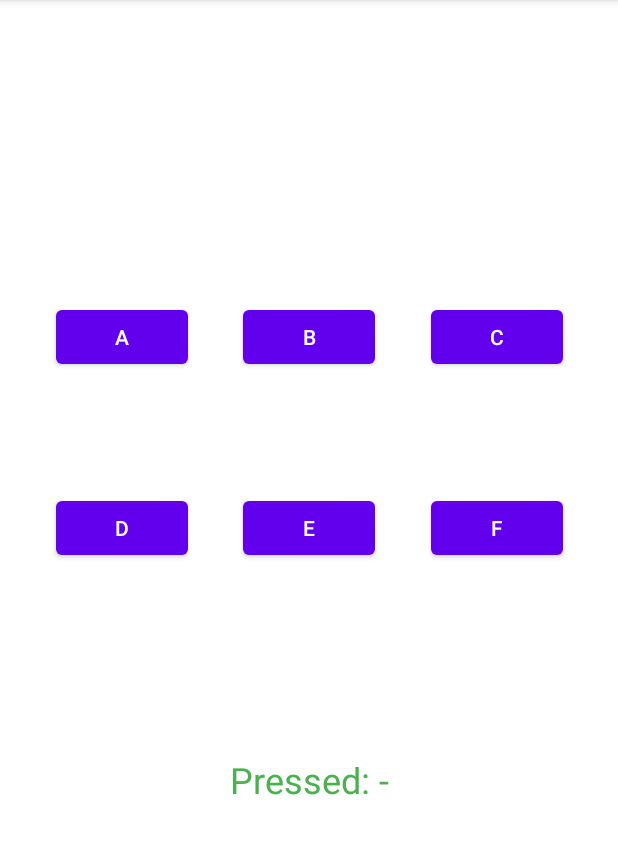
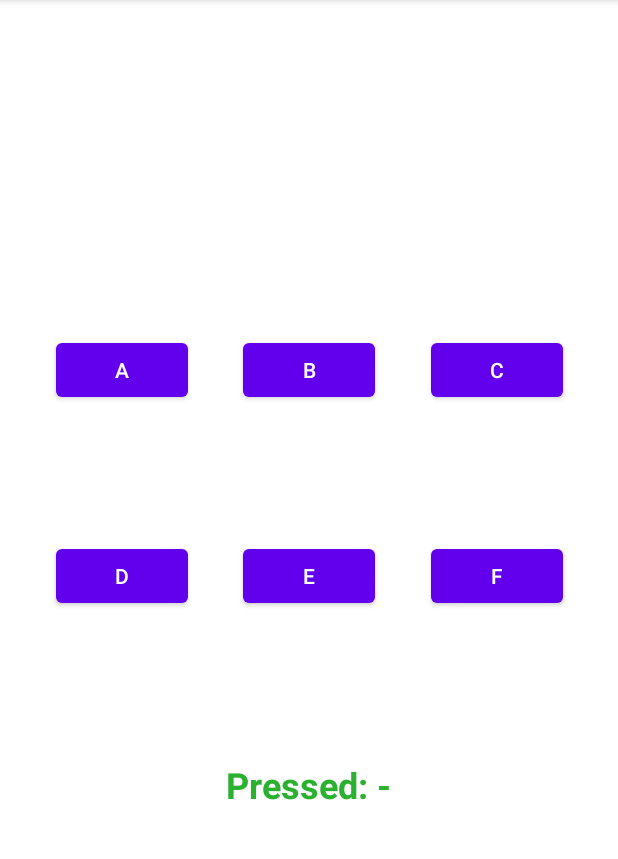
Before and after one commit to jovianebellegarde/NUMAD22Sp_JovianeBellegarde, an Android app: the screen it shows after launch (SecondActivity before the commit, ButtonActivity after it), after a tap on "CLICKY CLICKY", on a phone screen of 412 x 824 dp, the part 84-943 px from its top. Run offline under Robolectric (Android 15) with nearby library versions, the phone set to English and light mode, and no system bars.

Commit message:
finally got a working assignment

```diff
--- a/app/src/main/AndroidManifest.xml
+++ b/app/src/main/AndroidManifest.xml
@@ -9,7 +9,7 @@
         android:roundIcon="@mipmap/ic_launcher_jb_round"
         android:supportsRtl="true"
         android:theme="@style/Theme.NUMAD22Sp_JovianeBellegarde">
-        <activity android:name=".SecondActivity"></activity>
+        <activity android:name=".ButtonActivity"></activity>
         <activity android:name=".MainActivity">
             <intent-filter>
                 <action android:name="android.intent.action.MAIN" />
--- /dev/null
+++ b/app/src/main/java/edu/neu/numad22sp_jovianebellegarde/ButtonActivity.java
@@ -0,0 +1,74 @@
+package edu.neu.numad22sp_jovianebellegarde;
+import androidx.appcompat.app.AppCompatActivity;
+import android.annotation.SuppressLint;
+import android.os.Bundle;
+import android.view.View;
+import android.widget.Button;
+import android.widget.TextView;
+
+public class ButtonActivity extends AppCompatActivity implements View.OnClickListener {
+  private TextView secondActivityTextView;
+  protected Button buttonA, buttonB, buttonC, buttonD, buttonE, buttonF;
+
+  /**
+   * Created to run the new activity with the 6 buttons.
+   * @param savedInstanceState run the app.
+   */
+  @Override
+  protected void onCreate(Bundle savedInstanceState) {
+    super.onCreate(savedInstanceState);
+    setContentView(R.layout.activity_button);
+
+    this.buttonA = findViewById(R.id.buttonA);
+    this.buttonB = findViewById(R.id.buttonB);
+    this.buttonC = findViewById(R.id.buttonC);
+    this.buttonD = findViewById(R.id.buttonD);
+    this.buttonE = findViewById(R.id.buttonE);
+    this.buttonF = findViewById(R.id.buttonF);
+
+    this.buttonA.setOnClickListener(ButtonActivity.this);
+    this.buttonB.setOnClickListener(ButtonActivity.this);
+    this.buttonC.setOnClickListener(ButtonActivity.this);
+    this.buttonD.setOnClickListener(ButtonActivity.this);
+    this.buttonE.setOnClickListener(ButtonActivity.this);
+    this.buttonF.setOnClickListener(ButtonActivity.this);
+
+    this.secondActivityTextView = findViewById(R.id.buttonActivityTextView);
+  }
+
+  /**
+   * OnClick method implemented from the View.OnClick interface. Passes a textView and button object
+   * into the pressButton method to set the text.
+   * @param view object to get the R.id values.
+   */
+  @SuppressLint("SetTextI18n")
+  @Override
+  public void onClick(View view) {
+    // Referred to https://developer.android.com/reference/android/R.string
+    int viewId = view.getId();
+
+    // Avoided switch statement to prevent issues with Resource IDs and Gradle
+    if (viewId == R.id.buttonA) {
+      pressButton(this.secondActivityTextView, R.string.pressed_a);
+    } else if (viewId == R.id.buttonB) {
+      pressButton(this.secondActivityTextView, R.string.pressed_b);
+    } else if (viewId == R.id.buttonC) {
+      pressButton(this.secondActivityTextView, R.string.pressed_c);
+    } else if (viewId == R.id.buttonD) {
+      pressButton(this.secondActivityTextView, R.string.pressed_d);
+    } else if (viewId == R.id.buttonE) {
+      pressButton(this.secondActivityTextView, R.string.pressed_e);
+    } else {
+      pressButton(this.secondActivityTextView, R.string.pressed_f);
+    }
+  }
+
+  /**
+   * Setting the text when the button is pressed for corresponding button/text.
+   * @param textView to set the text for each button.
+   * @param value the id pertaining to the
+   */
+  public void pressButton(TextView textView, int value) {
+    textView.setText(value);
+  }
+}
--- a/app/src/main/java/edu/neu/numad22sp_jovianebellegarde/MainActivity.java
+++ b/app/src/main/java/edu/neu/numad22sp_jovianebellegarde/MainActivity.java
@@ -9,7 +9,7 @@ import android.widget.Toast;
 public class MainActivity extends AppCompatActivity {
 
   /**
-   * Create to run app.
+   * Created to run the app.
    * @param savedInstanceState run the app.
    */
   @Override
@@ -19,8 +19,8 @@ public class MainActivity extends AppCompatActivity {
   }
 
   /**
-   * Shows the toast message when user clicks the clickyClicky.
-   * @param view to get context of message.
+   * Shows the toast message when user clicks the About Me button.
+   * @param view to get Context of message.
    * Used https://developer.android.com/guide/topics/ui/notifiers/toasts#java for Toast reference.
    */
   public void showToastMessage(View view) {
@@ -29,8 +29,11 @@ public class MainActivity extends AppCompatActivity {
     Toast.makeText(view.getContext(), toastText, duration).show();
    }
 
-  public void openSecondActivity(View view) {
-    Intent intent = new Intent(this, SecondActivity.class);
-    startActivity(intent);
+  /**
+   * Opens a new activity with 6 buttons from A to F.
+   * @param view to get the Context of the message.
+   */
+  public void openButtonActivity(View view) {
+    startActivity(new Intent(view.getContext(), ButtonActivity.class));
   }
 }
--- a/app/src/main/java/edu/neu/numad22sp_jovianebellegarde/SecondActivity.java
+++ /dev/null
@@ -1,39 +0,0 @@
-package edu.neu.numad22sp_jovianebellegarde;
-
-import androidx.appcompat.app.AppCompatActivity;
-
-import android.annotation.SuppressLint;
-import android.os.Bundle;
-import android.view.View;
-import android.widget.Button;
-import android.widget.TextView;
-
-import java.util.ArrayList;
-import java.util.List;
-
-public class SecondActivity extends AppCompatActivity implements View.OnClickListener {
-  private Button buttonA, buttonB, buttonC, buttonD, buttonE, buttonF;
-  private TextView textView;
-
-  @Override
-  protected void onCreate(Bundle savedInstanceState) {
-    super.onCreate(savedInstanceState);
-    setContentView(R.layout.activity_second);
-
-    buttonA.setOnClickListener(this);
-    buttonB.setOnClickListener(this);
-    buttonC.setOnClickListener(this);
-    buttonD.setOnClickListener(this);
-    buttonE.setOnClickListener(this);
-    buttonF.setOnClickListener(this);
-  }
-
-  @SuppressLint({"SetTextI18n", "NonConstantResourceId"})
-  @Override
-  public void onClick(View view) {
-    switch (view.getId()) {
-      case R.id.buttonA:
-        textView.setText("Pressed: A");
-    }
-  }
-}
--- a/app/src/main/res/layout/activity_second.xml
+++ b/app/src/main/res/layout/activity_button.xml
@@ -4,36 +4,42 @@
     xmlns:tools="http://schemas.android.com/tools"
     android:layout_width="match_parent"
     android:layout_height="match_parent"
-    tools:context=".SecondActivity">
+    tools:context=".ButtonActivity">
 
+    <!--
+    Referred to:
+    https://developer.android.com/reference/android/widget/TextView#attr_android:freezesText
+    to freeze the text when rotating the screen.
+    -->
     <TextView
-        android:id="@+id/textView2"
+        android:id="@+id/buttonActivityTextView"
         android:layout_width="wrap_content"
         android:layout_height="wrap_content"
-        android:layout_marginBottom="232dp"
         android:text="@string/pressed"
+        android:freezesText="true"
         android:textAllCaps="false"
-        android:textColor="#4CAF50"
+        android:textColor="#2BB130"
         android:textSize="24sp"
+        android:textStyle="bold"
         app:layout_constraintBottom_toBottomOf="parent"
         app:layout_constraintEnd_toEndOf="parent"
-        app:layout_constraintHorizontal_bias="0.5"
+        app:layout_constraintHorizontal_bias="0.498"
         app:layout_constraintStart_toStartOf="parent"
+        app:layout_constraintTop_toTopOf="parent"
+        app:layout_constraintVertical_bias="0.689"
         tools:ignore="MissingConstraints" />
 
     <Button
         android:id="@+id/buttonA"
         android:layout_width="wrap_content"
         android:layout_height="wrap_content"
-        android:onClick="onClick"
         android:text="@string/a"
         app:layout_constraintBottom_toTopOf="@+id/buttonD"
         app:layout_constraintEnd_toStartOf="@+id/buttonB"
         app:layout_constraintHorizontal_bias="0.5"
         app:layout_constraintStart_toStartOf="parent"
         app:layout_constraintTop_toTopOf="@+id/guideline"
-        app:layout_constraintVertical_bias="0.695"
-        tools:ignore="OnClick" />
+        app:layout_constraintVertical_bias="0.695" />
 
     <Button
         android:id="@+id/buttonB"
@@ -57,40 +63,40 @@
         app:layout_constraintHorizontal_bias="0.5"
         app:layout_constraintStart_toEndOf="@+id/buttonB"
         app:layout_constraintTop_toTopOf="@+id/guideline"
-        app:layout_constraintVertical_bias="0.695" />
+        app:layout_constraintVertical_bias="0.693" />
 
     <Button
         android:id="@+id/buttonD"
         android:layout_width="wrap_content"
         android:layout_height="wrap_content"
-        android:layout_marginBottom="392dp"
         android:text="@string/d"
         app:layout_constraintBottom_toBottomOf="parent"
         app:layout_constraintEnd_toStartOf="@+id/buttonE"
         app:layout_constraintHorizontal_bias="0.5"
-        app:layout_constraintStart_toStartOf="parent" />
+        app:layout_constraintStart_toStartOf="parent"
+        app:layout_constraintTop_toTopOf="parent" />
 
     <Button
         android:id="@+id/buttonE"
         android:layout_width="wrap_content"
         android:layout_height="wrap_content"
-        android:layout_marginBottom="392dp"
         android:text="@string/e"
         app:layout_constraintBottom_toBottomOf="parent"
         app:layout_constraintEnd_toStartOf="@+id/buttonF"
         app:layout_constraintHorizontal_bias="0.5"
-        app:layout_constraintStart_toEndOf="@+id/buttonD" />
+        app:layout_constraintStart_toEndOf="@+id/buttonD"
+        app:layout_constraintTop_toTopOf="parent" />
 
     <Button
         android:id="@+id/buttonF"
         android:layout_width="wrap_content"
         android:layout_height="wrap_content"
-        android:layout_marginBottom="392dp"
         android:text="@string/f"
         app:layout_constraintBottom_toBottomOf="parent"
         app:layout_constraintEnd_toEndOf="parent"
         app:layout_constraintHorizontal_bias="0.5"
-        app:layout_constraintStart_toEndOf="@+id/buttonE" />
+        app:layout_constraintStart_toEndOf="@+id/buttonE"
+        app:layout_constraintTop_toTopOf="parent" />
 
     <androidx.constraintlayout.widget.Guideline
         android:id="@+id/guideline"
--- a/app/src/main/res/values/strings.xml
+++ b/app/src/main/res/values/strings.xml
@@ -2,11 +2,17 @@
     <string name="app_name">NUMAD22Sp_JovianeBellegarde</string>
     <string name="about_me">About Me</string>
     <string name="clicky_clicky">Clicky Clicky</string>
+    <string name="pressed">Pressed: -</string>
+    <string name="pressed_a">Pressed: A</string>
+    <string name="pressed_b">Pressed: B</string>
+    <string name="pressed_c">Pressed: C</string>
+    <string name="pressed_d">Pressed: D</string>
+    <string name="pressed_e">Pressed: E</string>
+    <string name="pressed_f">Pressed: F</string>
+    <string name="a">A</string>
+    <string name="b">B</string>
+    <string name="c">C</string>
     <string name="d">D</string>
+    <string name="e">E</string>
     <string name="f">F</string>
-    <string name="c">C</string>
-    <string name="b">B</string>
-    <string name="a">A</string>
-    <string name="e">E</string>
-    <string name="pressed">Pressed: -</string>
 </resources>
```
Also changed, not shown: app/src/main/res/layout/activity_main.xml (+7 -8 lines).
